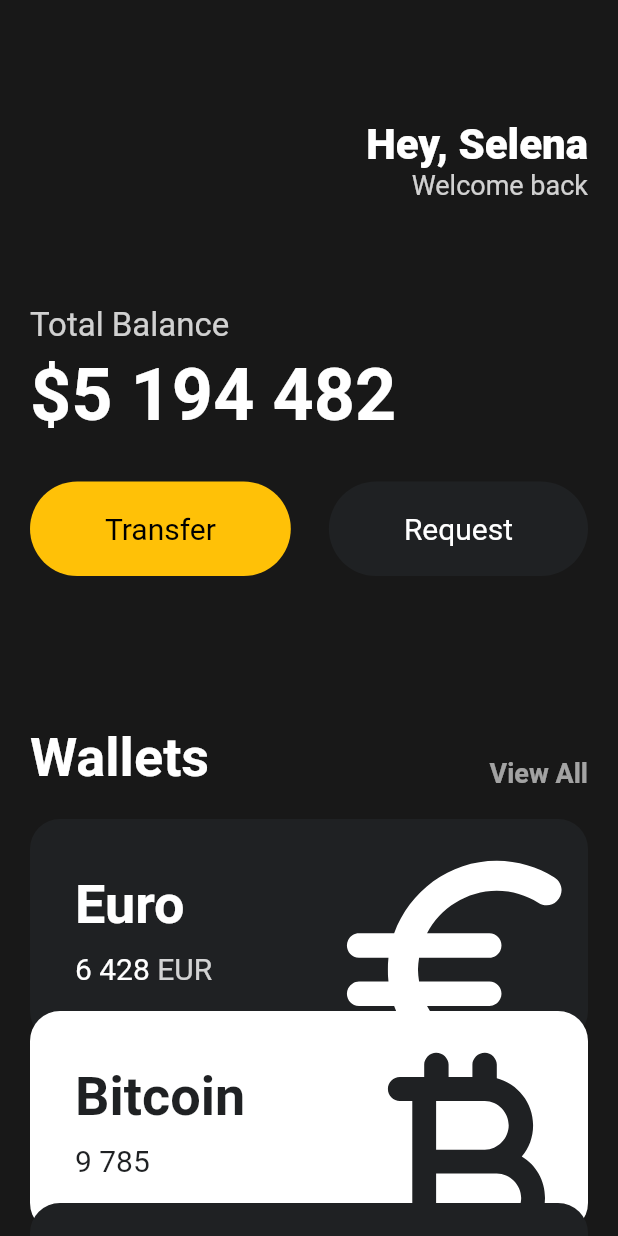
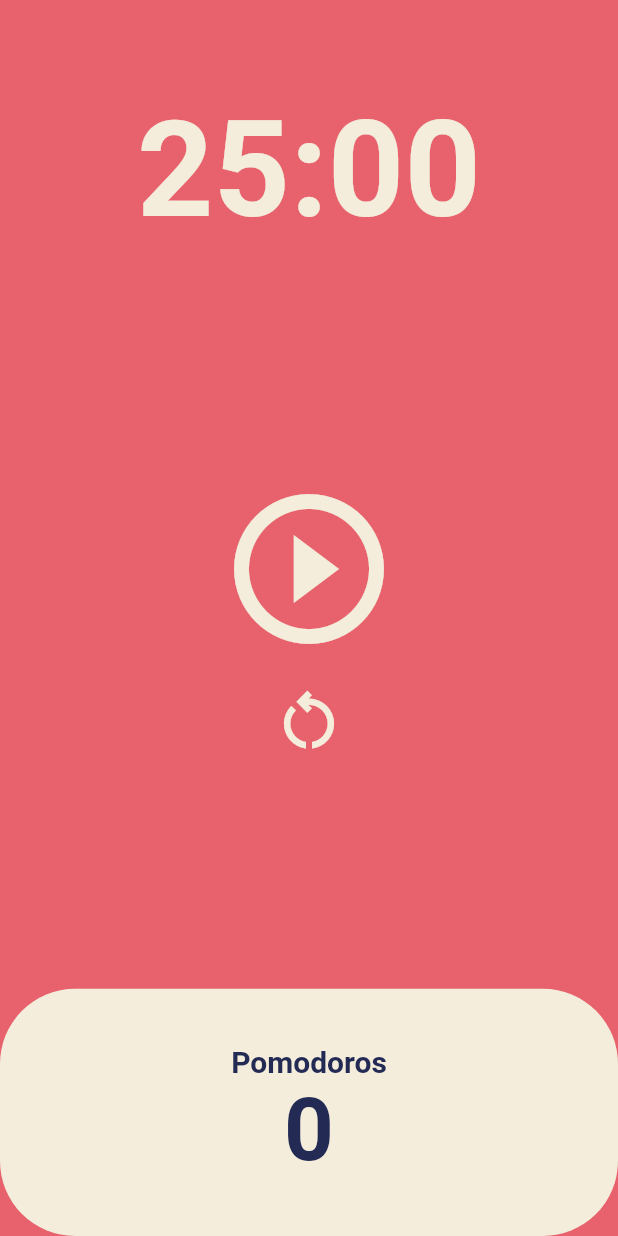
Before and after one commit to dukhyungkim/study_flutter, a Flutter app: the screen it shows after launch, on a phone screen of 412 x 824 dp. Run offline on Flutter 3.47's test engine with Material 2 defaults, Android fonts, the phone set to English and light mode, and no system bars.

Commit message:
add pomodoro

```diff
--- /dev/null
+++ b/lib/apps/pomodoro.dart
@@ -0,0 +1,22 @@
+import 'package:flutter/material.dart';
+import 'package:study_flutter/screens/home_screen.dart';
+
+class Pomodoro extends StatelessWidget {
+  const Pomodoro({super.key});
+
+  @override
+  Widget build(BuildContext context) {
+    return MaterialApp(
+      theme: ThemeData(
+          colorScheme:
+              ColorScheme.fromSwatch(backgroundColor: const Color(0xFFE7626C)),
+          textTheme: const TextTheme(
+            displayLarge: TextStyle(
+              color: Color(0xFF232B55),
+            ),
+          ),
+          cardColor: const Color(0xFFF4EDDB)),
+      home: const HomeScreen(),
+    );
+  }
+}
--- a/lib/main.dart
+++ b/lib/main.dart
@@ -1,150 +1,6 @@
 import 'package:flutter/material.dart';
-import 'package:study_flutter/widgets/button.dart';
-import 'package:study_flutter/widgets/currency_card.dart';
+import 'package:study_flutter/apps/pomodoro.dart';
 
 void main() {
-  runApp(const MyApp());
+  runApp(const Pomodoro());
 }
-
-class MyApp extends StatelessWidget {
-  const MyApp({super.key});
-
-  // This widget is the root of your application.
-  @override
-  Widget build(BuildContext context) {
-    return MaterialApp(
-      home: Scaffold(
-        backgroundColor: const Color(0xFF181818),
-        body: SingleChildScrollView(
-          child: Padding(
-            padding: const EdgeInsets.symmetric(horizontal: 20),
-            child: Column(
-              crossAxisAlignment: CrossAxisAlignment.start,
-              children: [
-                const SizedBox(
-                  height: 80,
-                ),
-                Row(
-                  mainAxisAlignment: MainAxisAlignment.end,
-                  children: [
-                    Column(
-                      crossAxisAlignment: CrossAxisAlignment.end,
-                      children: [
-                        const Text(
-                          'Hey, Selena',
-                          style: TextStyle(
-                            color: Colors.white,
-                            fontSize: 28,
-                            fontWeight: FontWeight.w800,
-                          ),
-                        ),
-                        Text(
-                          'Welcome back',
-                          style: TextStyle(
-                            color: Colors.white.withOpacity(0.8),
-                            fontSize: 18,
-                          ),
-                        ),
-                      ],
-                    )
-                  ],
-                ),
-                const SizedBox(
-                  height: 70,
-                ),
-                Text(
-                  'Total Balance',
-                  style: TextStyle(
-                    color: Colors.white.withOpacity(0.8),
-                    fontSize: 22,
-                  ),
-                ),
-                const SizedBox(
-                  height: 5,
-                ),
-                const Text(
-                  '\$5 194 482',
-                  style: TextStyle(
-                    color: Colors.white,
-                    fontSize: 48,
-                    fontWeight: FontWeight.w600,
-                  ),
-                ),
-                const SizedBox(
-                  height: 30,
-                ),
-                const Row(
-                  mainAxisAlignment: MainAxisAlignment.spaceBetween,
-                  children: [
-                    Button(
-                      text: 'Transfer',
-                      textColor: Colors.black,
-                      bgColor: Colors.amber,
-                    ),
-                    Button(
-                      text: 'Request',
-                      textColor: Colors.white,
-                      bgColor: Color(0xFF1f2123),
-                    )
-                  ],
-                ),
-                const SizedBox(
-                  height: 100,
-                ),
-                Row(
-                  mainAxisAlignment: MainAxisAlignment.spaceBetween,
-                  crossAxisAlignment: CrossAxisAlignment.end,
-                  children: [
-                    const Text(
-                      'Wallets',
-                      style: TextStyle(
-                        color: Colors.white,
-                        fontSize: 36,
-                        fontWeight: FontWeight.w600,
-                      ),
-                    ),
-                    Text(
-                      'View All',
-                      style: TextStyle(
-                        color: Colors.white.withOpacity(0.6),
-                        fontSize: 18,
-                        fontWeight: FontWeight.w600,
-                      ),
-                    ),
-                  ],
-                ),
-                const SizedBox(
-                  height: 20,
-                ),
-                const CurrencyCard(
-                  name: 'Euro',
-                  code: 'EUR',
-                  amount: '6 428',
-                  icon: Icons.euro_rounded,
-                  isInverted: false,
-                  order: 0,
-                ),
-                const CurrencyCard(
-                  name: 'Bitcoin',
-                  code: 'BTC',
-                  amount: '9 785',
-                  icon: Icons.currency_bitcoin_rounded,
-                  isInverted: true,
-                  order: 1,
-                ),
-                const CurrencyCard(
-                  name: 'Dollar',
-                  code: 'USD',
-                  amount: '6 428',
-                  icon: Icons.attach_money_rounded,
-                  isInverted: false,
-                  order: 2,
-                ),
-              ],
-            ),
-          ),
-        ),
-      ),
-    );
-  }
-}
--- /dev/null
+++ b/lib/screens/home_screen.dart
@@ -0,0 +1,153 @@
+import 'dart:async';
+
+import 'package:flutter/material.dart';
+
+class HomeScreen extends StatefulWidget {
+  const HomeScreen({super.key});
+
+  @override
+  State<HomeScreen> createState() => _HomeScreenState();
+}
+
+class _HomeScreenState extends State<HomeScreen> {
+  static const twentyFiveMinutes = 1500;
+  int totalSeconds = twentyFiveMinutes;
+  bool isRunning = false;
+  int totalPomodoros = 0;
+  late Timer timer;
+
+  void onTick(Timer timer) {
+    setState(() {
+      totalSeconds -= 1;
+    });
+
+    if (totalSeconds == 0) {
+      setState(() {
+        totalPomodoros += 1;
+        isRunning = false;
+        totalSeconds = twentyFiveMinutes;
+      });
+      timer.cancel();
+    }
+  }
+
+  void onStartPressed() {
+    timer = Timer.periodic(
+      const Duration(seconds: 1),
+      onTick,
+    );
+    setState(() {
+      isRunning = true;
+    });
+  }
+
+  void onPausePressed() {
+    timer.cancel();
+    setState(() {
+      isRunning = false;
+    });
+  }
+
+  void onResetPressed() {
+    setState(() {
+      totalSeconds = twentyFiveMinutes;
+      isRunning = false;
+    });
+    timer.cancel();
+  }
+
+  String format(int seconds) {
+    var duration = Duration(seconds: seconds);
+    var t = duration.toString().split('.').first.substring(2, 7);
+    return t;
+  }
+
+  @override
+  Widget build(BuildContext context) {
+    return Scaffold(
+      backgroundColor: Theme.of(context).colorScheme.background,
+      body: Column(
+        children: [
+          Flexible(
+            flex: 1,
+            child: Container(
+              alignment: Alignment.bottomCenter,
+              child: Text(
+                format(totalSeconds),
+                style: TextStyle(
+                  color: Theme.of(context).cardColor,
+                  fontSize: 89,
+                  fontWeight: FontWeight.w600,
+                ),
+              ),
+            ),
+          ),
+          Flexible(
+            flex: 3,
+            child: Center(
+              child: Column(
+                mainAxisAlignment: MainAxisAlignment.center,
+                children: [
+                  IconButton(
+                    iconSize: 120,
+                    color: Theme.of(context).cardColor,
+                    onPressed: isRunning ? onPausePressed : onStartPressed,
+                    icon: Icon(
+                      isRunning
+                          ? Icons.pause_circle_outline
+                          : Icons.play_circle_outline,
+                    ),
+                  ),
+                  IconButton(
+                    iconSize: 50,
+                    color: Theme.of(context).cardColor,
+                    onPressed: onResetPressed,
+                    icon: const Icon(Icons.restart_alt_outlined),
+                  ),
+                ],
+              ),
+            ),
+          ),
+          Flexible(
+            flex: 1,
+            child: Row(
+              children: [
+                Expanded(
+                  child: Container(
+                    decoration: BoxDecoration(
+                      color: Theme.of(context).cardColor,
+                      borderRadius: BorderRadius.circular(50),
+                    ),
+                    child: Column(
+                      mainAxisAlignment: MainAxisAlignment.center,
+                      children: [
+                        Text(
+                          'Pomodoros',
+                          style: TextStyle(
+                            fontSize: 20,
+                            fontWeight: FontWeight.w600,
+                            color:
+                                Theme.of(context).textTheme.displayLarge!.color,
+                          ),
+                        ),
+                        Text(
+                          '$totalPomodoros',
+                          style: TextStyle(
+                            fontSize: 58,
+                            fontWeight: FontWeight.w600,
+                            color:
+                                Theme.of(context).textTheme.displayLarge!.color,
+                          ),
+                        ),
+                      ],
+                    ),
+                  ),
+                ),
+              ],
+            ),
+          )
+        ],
+      ),
+    );
+  }
+}
```
Also changed, not shown: lib/apps/wallet.dart (added, +146 -0 lines), 1 other file.
